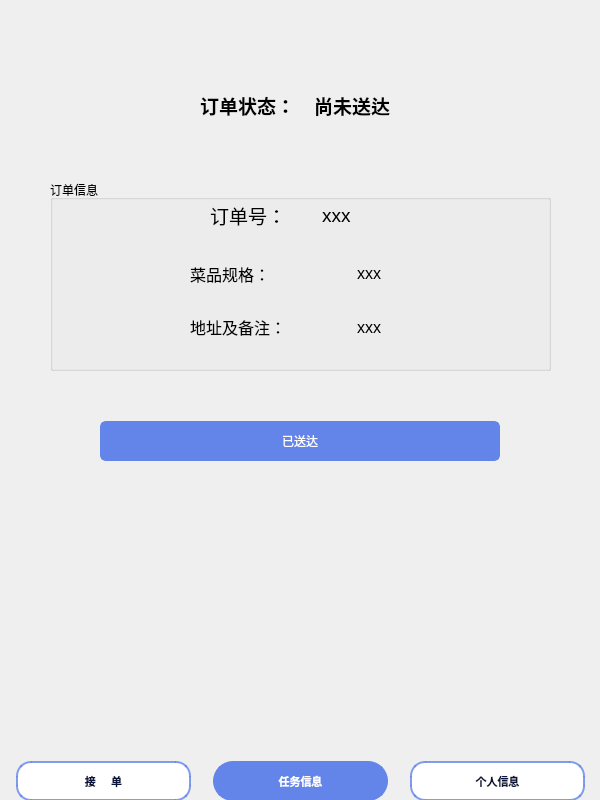
The window that rider/task_inform.ui (chichuxwx/Food-delivery-platform) describes before a commit, drawn with Qt 5.
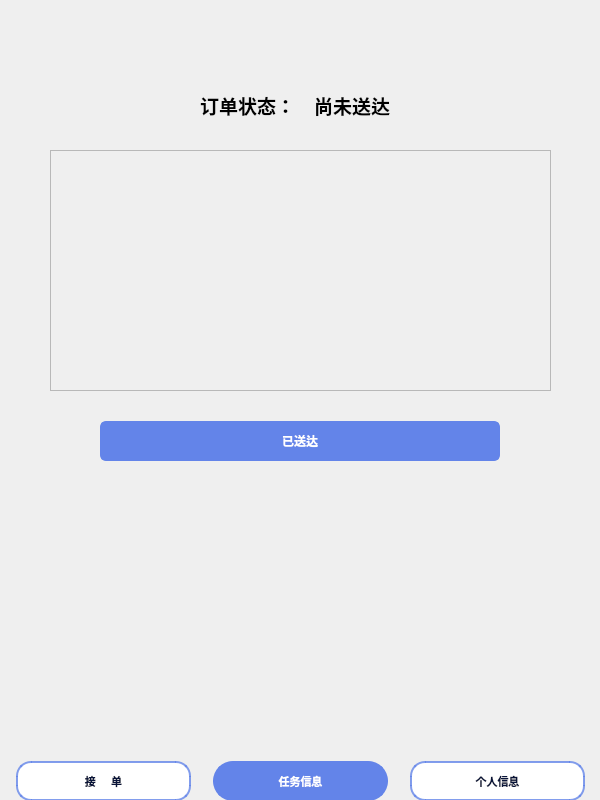
The same window after the commit. Icons and pictures are not drawn.

```diff
--- a/rider/task_inform.ui
+++ b/rider/task_inform.ui
@@ -22,93 +22,6 @@
   <property name="styleSheet">
    <string notr="true"/>
   </property>
-  <widget class="QGroupBox" name="groupBox">
-   <property name="geometry">
-    <rect>
-     <x>50</x>
-     <y>180</y>
-     <width>501</width>
-     <height>191</height>
-    </rect>
-   </property>
-   <property name="title">
-    <string>订单信息</string>
-   </property>
-   <widget class="QWidget" name="layoutWidget">
-    <property name="geometry">
-     <rect>
-      <x>160</x>
-      <y>10</y>
-      <width>141</width>
-      <height>51</height>
-     </rect>
-    </property>
-    <layout class="QHBoxLayout" name="horizontalLayout_2">
-     <item>
-      <widget class="QLabel" name="label">
-       <property name="text">
-        <string>&lt;html&gt;&lt;head/&gt;&lt;body&gt;&lt;p&gt;&lt;span style=&quot; font-size:14pt;&quot;&gt;订单号：&lt;/span&gt;&lt;/p&gt;&lt;/body&gt;&lt;/html&gt;</string>
-       </property>
-      </widget>
-     </item>
-     <item alignment="Qt::AlignmentFlag::AlignRight">
-      <widget class="QLabel" name="label_2">
-       <property name="text">
-        <string>&lt;html&gt;&lt;head/&gt;&lt;body&gt;&lt;p&gt;&lt;span style=&quot; font-size:14pt;&quot;&gt;xxx&lt;/span&gt;&lt;/p&gt;&lt;/body&gt;&lt;/html&gt;</string>
-       </property>
-      </widget>
-     </item>
-    </layout>
-   </widget>
-   <widget class="QWidget" name="layoutWidget">
-    <property name="geometry">
-     <rect>
-      <x>140</x>
-      <y>70</y>
-      <width>191</width>
-      <height>101</height>
-     </rect>
-    </property>
-    <layout class="QVBoxLayout" name="verticalLayout">
-     <item>
-      <layout class="QHBoxLayout" name="horizontalLayout_3">
-       <item>
-        <widget class="QLabel" name="label_3">
-         <property name="text">
-          <string>&lt;html&gt;&lt;head/&gt;&lt;body&gt;&lt;p&gt;&lt;span style=&quot; font-size:12pt;&quot;&gt;菜品规格：&lt;/span&gt;&lt;/p&gt;&lt;/body&gt;&lt;/html&gt;</string>
-         </property>
-        </widget>
-       </item>
-       <item alignment="Qt::AlignmentFlag::AlignRight">
-        <widget class="QLabel" name="label_4">
-         <property name="text">
-          <string>&lt;html&gt;&lt;head/&gt;&lt;body&gt;&lt;p&gt;&lt;span style=&quot; font-size:12pt;&quot;&gt;xxx&lt;/span&gt;&lt;/p&gt;&lt;/body&gt;&lt;/html&gt;</string>
-         </property>
-        </widget>
-       </item>
-      </layout>
-     </item>
-     <item>
-      <layout class="QHBoxLayout" name="horizontalLayout_4">
-       <item>
-        <widget class="QLabel" name="label_5">
-         <property name="text">
-          <string>&lt;html&gt;&lt;head/&gt;&lt;body&gt;&lt;p&gt;&lt;span style=&quot; font-size:12pt;&quot;&gt;地址及备注：&lt;/span&gt;&lt;/p&gt;&lt;/body&gt;&lt;/html&gt;</string>
-         </property>
-        </widget>
-       </item>
-       <item alignment="Qt::AlignmentFlag::AlignRight">
-        <widget class="QLabel" name="label_6">
-         <property name="text">
-          <string>&lt;html&gt;&lt;head/&gt;&lt;body&gt;&lt;p&gt;&lt;span style=&quot; font-size:12pt;&quot;&gt;xxx&lt;/span&gt;&lt;/p&gt;&lt;/body&gt;&lt;/html&gt;</string>
-         </property>
-        </widget>
-       </item>
-      </layout>
-     </item>
-    </layout>
-   </widget>
-  </widget>
   <widget class="QPushButton" name="pushButton">
    <property name="geometry">
     <rect>
@@ -136,6 +49,12 @@
      <height>40</height>
     </size>
    </property>
+   <property name="font">
+    <font>
+     <pointsize>-1</pointsize>
+     <bold>true</bold>
+    </font>
+   </property>
    <property name="styleSheet">
     <string notr="true">QPushButton {
     background-color: #6384e9; /* 默认背景色，蓝色 */
@@ -392,6 +311,29 @@
    <zorder>pushButton_4</zorder>
    <zorder>pushButton_2</zorder>
   </widget>
+  <widget class="QScrollArea" name="scrollArea">
+   <property name="geometry">
+    <rect>
+     <x>50</x>
+     <y>150</y>
+     <width>501</width>
+     <height>241</height>
+    </rect>
+   </property>
+   <property name="widgetResizable">
+    <bool>true</bool>
+   </property>
+   <widget class="QWidget" name="scrollAreaWidgetContents">
+    <property name="geometry">
+     <rect>
+      <x>0</x>
+      <y>0</y>
+      <width>499</width>
+      <height>239</height>
+     </rect>
+    </property>
+   </widget>
+  </widget>
   <zorder>label_9</zorder>
   <zorder>groupBox</zorder>
   <zorder>layoutWidget</zorder>
```
Left out of the diff: 15 changed lines with no effect on the pictures.
